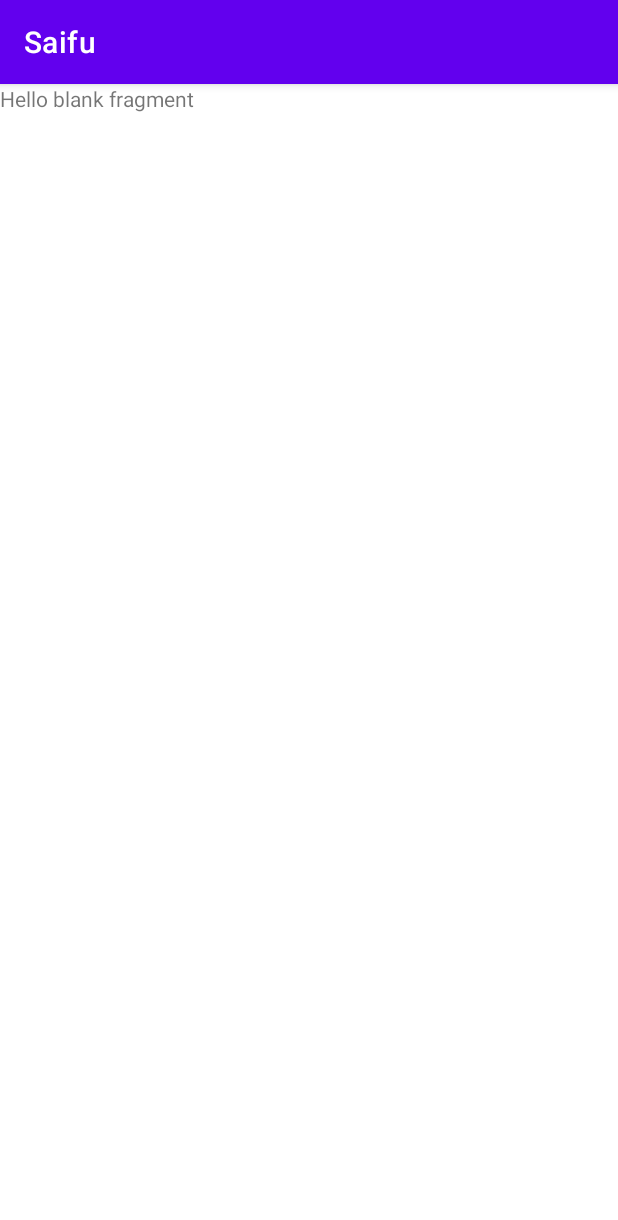
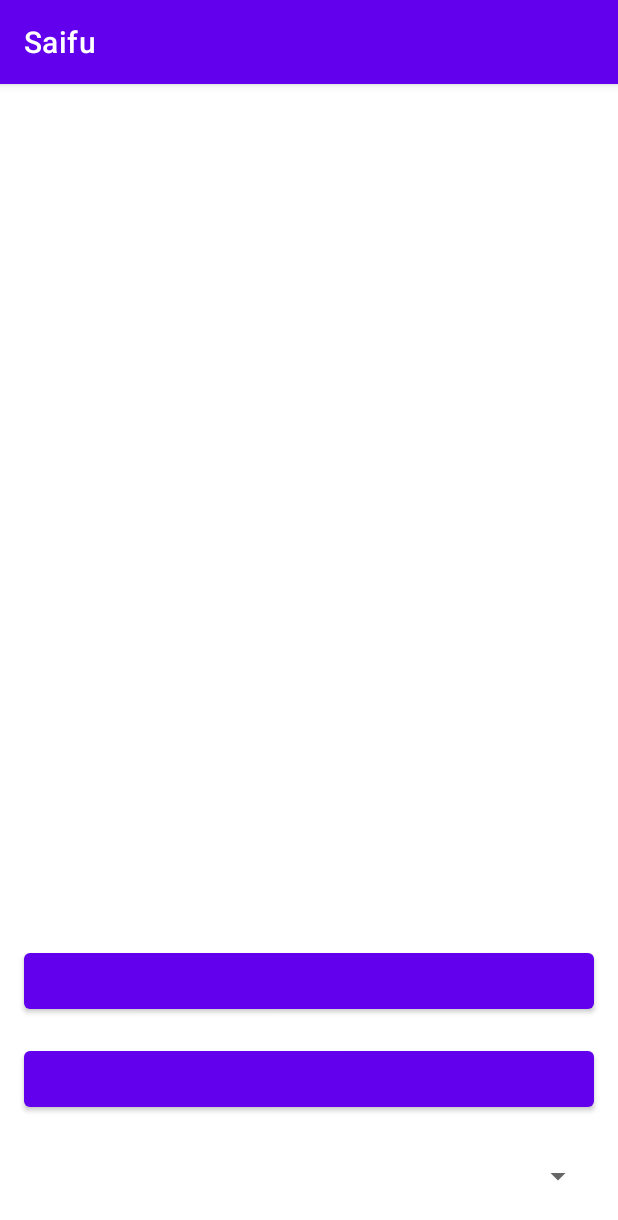
Before and after one commit to nk5jp/saifu3, an Android app: the SearchFragment screen opened through its navigation route, on a phone screen of 412 x 824 dp. Shown: the top 1220 px of the screen. Run offline under Robolectric (Android 15) with nearby library versions, the light colour scheme and no system bars; our stand-ins replace Room's generated code.

Commit message:
基礎的なレイアウトを作成 #20

```diff
--- a/app/src/main/java/jp/nk5/saifu/fragment/SearchFragment.kt
+++ /dev/null
@@ -1,60 +0,0 @@
-package jp.nk5.saifu.fragment
-
-import android.os.Bundle
-import androidx.fragment.app.Fragment
-import android.view.LayoutInflater
-import android.view.View
-import android.view.ViewGroup
-import jp.nk5.saifu.R
-
-// TODO: Rename parameter arguments, choose names that match
-// the fragment initialization parameters, e.g. ARG_ITEM_NUMBER
-private const val ARG_PARAM1 = "param1"
-private const val ARG_PARAM2 = "param2"
-
-/**
- * A simple [Fragment] subclass.
- * Use the [SearchFragment.newInstance] factory method to
- * create an instance of this fragment.
- */
-class SearchFragment : Fragment() {
-    // TODO: Rename and change types of parameters
-    private var param1: String? = null
-    private var param2: String? = null
-
-    override fun onCreate(savedInstanceState: Bundle?) {
-        super.onCreate(savedInstanceState)
-        arguments?.let {
-            param1 = it.getString(ARG_PARAM1)
-            param2 = it.getString(ARG_PARAM2)
-        }
-    }
-
-    override fun onCreateView(
-        inflater: LayoutInflater, container: ViewGroup?,
-        savedInstanceState: Bundle?
-    ): View? {
-        // Inflate the layout for this fragment
-        return inflater.inflate(R.layout.fragment_search, container, false)
-    }
-
-    companion object {
-        /**
-         * Use this factory method to create a new instance of
-         * this fragment using the provided parameters.
-         *
-         * @param param1 Parameter 1.
-         * @param param2 Parameter 2.
-         * @return A new instance of fragment SearchFragment.
-         */
-        // TODO: Rename and change types and number of parameters
-        @JvmStatic
-        fun newInstance(param1: String, param2: String) =
-            SearchFragment().apply {
-                arguments = Bundle().apply {
-                    putString(ARG_PARAM1, param1)
-                    putString(ARG_PARAM2, param2)
-                }
-            }
-    }
-}
--- a/app/src/main/java/jp/nk5/saifu/fragment/SearchDetailFragment.kt
+++ b/app/src/main/java/jp/nk5/saifu/ui/search/SearchDetailFragment.kt
@@ -1,4 +1,4 @@
-package jp.nk5.saifu.fragment
+package jp.nk5.saifu.ui.search
 
 import android.os.Bundle
 import androidx.fragment.app.Fragment
--- /dev/null
+++ b/app/src/main/java/jp/nk5/saifu/ui/search/SearchFragment.kt
@@ -0,0 +1,24 @@
+package jp.nk5.saifu.ui.search
+
+import android.os.Bundle
+import androidx.fragment.app.Fragment
+import android.view.LayoutInflater
+import android.view.View
+import android.view.ViewGroup
+import jp.nk5.saifu.R
+import jp.nk5.saifu.ui.MyFragment
+
+class SearchFragment : MyFragment() {
+
+    override fun onCreate(savedInstanceState: Bundle?) {
+        super.onCreate(savedInstanceState)
+    }
+
+    override fun onCreateView(
+        inflater: LayoutInflater, container: ViewGroup?,
+        savedInstanceState: Bundle?
+    ): View? {
+        // Inflate the layout for this fragment
+        return inflater.inflate(R.layout.fragment_search, container, false)
+    }
+}
--- a/app/src/main/res/layout/fragment_search.xml
+++ b/app/src/main/res/layout/fragment_search.xml
@@ -1,14 +1,76 @@
 <?xml version="1.0" encoding="utf-8"?>
-<FrameLayout xmlns:android="http://schemas.android.com/apk/res/android"
+<androidx.constraintlayout.widget.ConstraintLayout xmlns:android="http://schemas.android.com/apk/res/android"
+    xmlns:app="http://schemas.android.com/apk/res-auto"
     xmlns:tools="http://schemas.android.com/tools"
+    android:id="@+id/frameLayout2"
     android:layout_width="match_parent"
     android:layout_height="match_parent"
-    tools:context=".fragment.SearchFragment">
+    tools:context=".ui.search.SearchFragment">
 
-    <!-- TODO: Update blank fragment layout -->
+    <Spinner
+        android:id="@+id/spinner1"
+        android:layout_width="match_parent"
+        android:layout_height="wrap_content"
+        android:layout_marginStart="16dp"
+        android:layout_marginEnd="16dp"
+        android:layout_marginBottom="16dp"
+        android:minHeight="48dp"
+        app:layout_constraintBottom_toBottomOf="parent"
+        app:layout_constraintEnd_toEndOf="parent"
+        app:layout_constraintStart_toStartOf="parent"
+        tools:ignore="SpeakableTextPresentCheck" />
+
+    <Button
+        android:id="@+id/button1"
+        android:layout_width="match_parent"
+        android:layout_height="wrap_content"
+        android:layout_marginStart="16dp"
+        android:layout_marginEnd="16dp"
+        android:layout_marginBottom="16dp"
+        android:textSize="22sp"
+        app:layout_constraintBottom_toTopOf="@+id/spinner1"
+        app:layout_constraintEnd_toEndOf="parent"
+        app:layout_constraintStart_toStartOf="parent"
+        tools:ignore="DuplicateSpeakableTextCheck"
+        tools:text="@string/btn_ymd" />
+
+    <Button
+        android:id="@+id/button2"
+        android:layout_width="match_parent"
+        android:layout_height="wrap_content"
+        android:layout_marginStart="16dp"
+        android:layout_marginEnd="16dp"
+        android:layout_marginBottom="16dp"
+        tools:text="@string/btn_ymd"
+        android:textSize="22sp"
+        app:layout_constraintBottom_toTopOf="@+id/button1"
+        app:layout_constraintEnd_toEndOf="parent"
+        app:layout_constraintStart_toStartOf="parent" />
+
     <TextView
+        android:id="@+id/textView1"
+        android:layout_width="wrap_content"
+        android:layout_height="wrap_content"
+        tools:text="総支出：XXX円 総収入：XXX円"
+        android:layout_marginStart="16dp"
+        android:layout_marginEnd="16dp"
+        android:layout_marginBottom="16dp"
+        android:textSize="16sp"
+        app:layout_constraintStart_toStartOf="parent"
+        app:layout_constraintBottom_toTopOf="@+id/button2" />
+
+    <androidx.recyclerview.widget.RecyclerView
+        android:id="@+id/recyclerView1"
         android:layout_width="match_parent"
-        android:layout_height="match_parent"
-        android:text="@string/hello_blank_fragment" />
+        android:layout_height="0dp"
+        android:layout_marginStart="16dp"
+        android:layout_marginEnd="16dp"
+        android:layout_marginTop="16dp"
+        android:layout_marginBottom="16dp"
+        app:layout_constraintStart_toStartOf="parent"
+        app:layout_constraintEnd_toEndOf="parent"
+        app:layout_constraintTop_toTopOf="parent"
+        app:layout_constraintBottom_toTopOf="@+id/textView1"
+        tools:listitem="@layout/recycler_account" />
 
-</FrameLayout>
+</androidx.constraintlayout.widget.ConstraintLayout>
--- a/app/src/main/res/navigation/nav_graph.xml
+++ b/app/src/main/res/navigation/nav_graph.xml
@@ -56,7 +56,7 @@
     </fragment>
     <fragment
         android:id="@+id/searchFragment"
-        android:name="jp.nk5.saifu.fragment.SearchFragment"
+        android:name="jp.nk5.saifu.ui.search.SearchFragment"
         android:label="fragment_search"
         tools:layout="@layout/fragment_search" >
         <action
@@ -72,7 +72,7 @@
         tools:layout="@layout/fragment_account" />
     <fragment
         android:id="@+id/searchDetailFragment"
-        android:name="jp.nk5.saifu.fragment.SearchDetailFragment"
+        android:name="jp.nk5.saifu.ui.search.SearchDetailFragment"
         android:label="fragment_search_detail"
         tools:layout="@layout/fragment_search_detail" />
     <fragment
```
